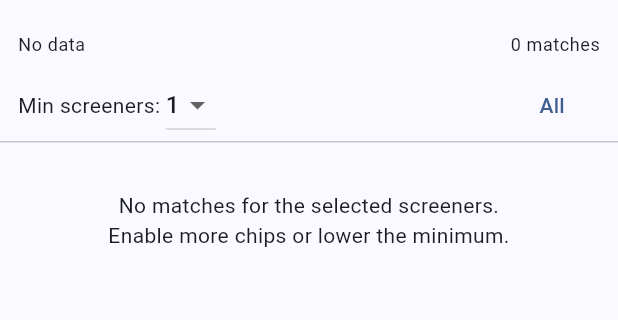
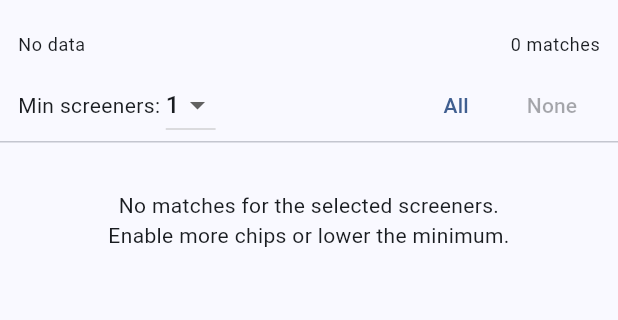
Before and after one commit to rathore010216/stock-scanner, a Flutter app: the screen it shows once a user with an empty profile is signed in, after a tap on "Load picks", on a phone screen of 412 x 824 dp, the part 63-383 px from its top. Run offline on Flutter 3.47's test engine with Material 3 defaults, Android fonts, the phone set to English and light mode, and no system bars; our stand-ins replace firebase_auth, firebase_core, firebase_database, fl_chart, flutter_local_notifications; accounts and stored records are empty.

Commit message:
feat(screener): Add 'None' button to unselect all indicators

```diff
--- a/app/lib/screens/matches_screen.dart
+++ b/app/lib/screens/matches_screen.dart
@@ -238,6 +238,12 @@ class _MatchesScreenState extends State<MatchesScreen> {
                     setState(() => _active..clear()..addAll(_allScreeners)),
                 child: const Text('All'),
               ),
+              TextButton(
+                onPressed: _active.isEmpty
+                    ? null
+                    : () => setState(() => _active.clear()),
+                child: const Text('None'),
+              ),
             ],
           ),
         ),
```
